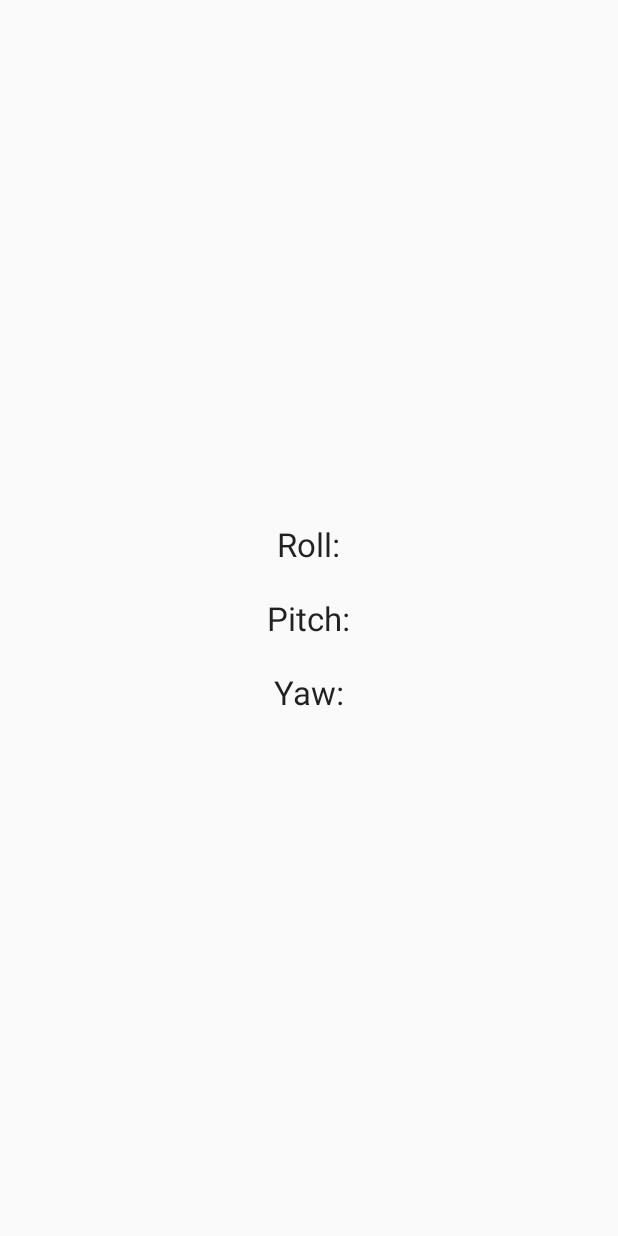
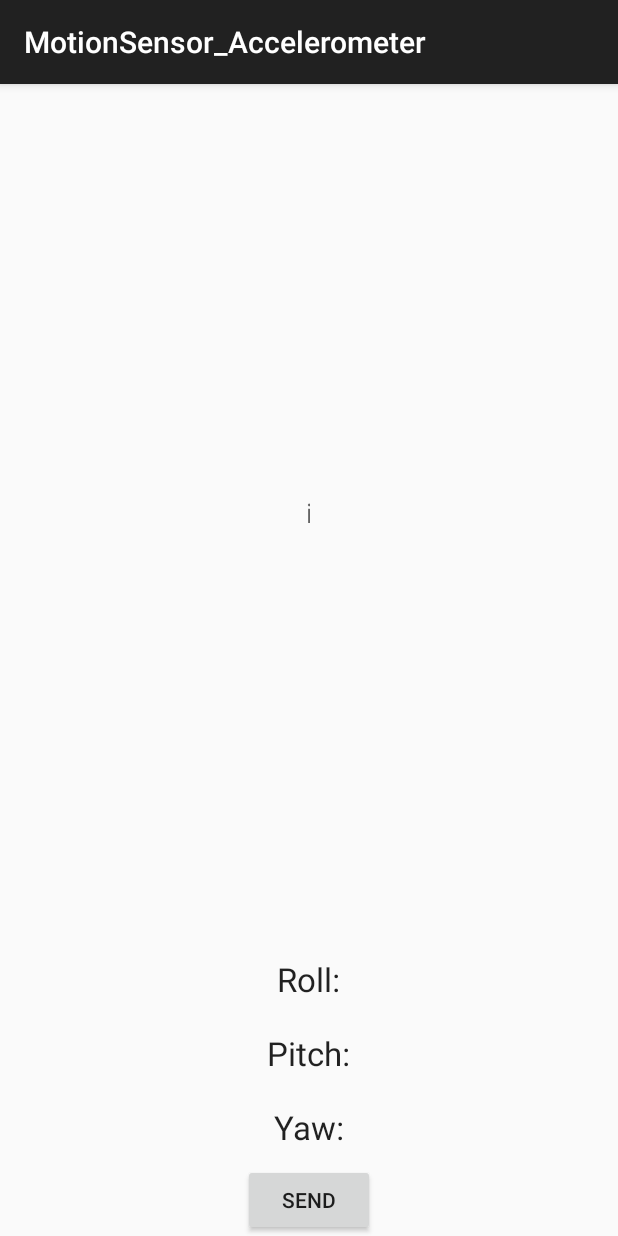
Before and after one commit to ZhecanJamesWang/EyeHelper_MobPro, an Android app: the screen it shows after launch (MainActivity), on a phone screen of 412 x 824 dp. Before the commit the screen is almost empty. Run offline under Robolectric (Android 15) with nearby library versions, the phone set to English and light mode, and no system bars.

Commit message:
Finished integration

```diff
--- a/MotionSensor_Accelerometer/app/src/main/java/com/example/root/motionsensor_accelerometer/MainActivity.java
+++ b/MotionSensor_Accelerometer/app/src/main/java/com/example/root/motionsensor_accelerometer/MainActivity.java
@@ -6,17 +6,30 @@ import android.hardware.SensorEvent;
 import android.hardware.SensorEventListener;
 import android.hardware.SensorManager;
 import android.support.v7.app.AppCompatActivity;
+
 import android.os.Bundle;
+
+import android.support.v7.widget.Toolbar;
+import android.util.Log;
+import android.view.View;
 import android.view.Menu;
 import android.view.MenuItem;
-import android.app.Activity;
-import android.os.Bundle;
+import android.widget.Button;
+import android.widget.EditText;
 import android.widget.TextView;
 
+import java.io.DataInputStream;
+import java.io.DataOutputStream;
+import java.io.IOException;
+import java.io.OutputStream;
+import java.net.Socket;
 
-public class MainActivity extends Activity implements SensorEventListener {
+public class MainActivity extends AppCompatActivity implements SensorEventListener {
 
-
+    private Socket socket;
+    private String messageText;
+    private EditText ipText;
+    private static final int PORT = 2424;
 
     private SensorManager senSensorManager;
     private Sensor senAccelerometer;
@@ -29,11 +42,27 @@ public class MainActivity extends Activity implements SensorEventListener {
     public void onCreate(Bundle savedInstanceState) {
         super.onCreate(savedInstanceState);
         setContentView(R.layout.activity_main);
+        ipText = (EditText) findViewById(R.id.ip_text);
+        Button sendButton = (Button) findViewById(R.id.send_btn);
+        sendButton.setOnClickListener(new View.OnClickListener() {
+            @Override
+            public void onClick(View v) {
+                sendMessage();
+            }
+        });
         senSensorManager = (SensorManager) getSystemService(Context.SENSOR_SERVICE);
         senAccelerometer = senSensorManager.getDefaultSensor(Sensor.TYPE_ACCELEROMETER);
         senSensorManager.registerListener(this, senAccelerometer, SensorManager.SENSOR_DELAY_NORMAL);
     }
 
+    public void sendMessage() {
+
+        messageText = "Yaw" + Float.valueOf(last_x).toString();
+        String ipAddress = ipText.getText().toString();
+        String listForAsync[];
+        listForAsync = new String[] {ipAddress, messageText};
+        new SocketAsync().execute(listForAsync);
+    }
 
     @Override
     public void onSensorChanged(SensorEvent sensorEvent) {
--- a/MotionSensor_Accelerometer/app/src/main/res/layout/activity_main.xml
+++ b/MotionSensor_Accelerometer/app/src/main/res/layout/activity_main.xml
@@ -4,6 +4,13 @@
     android:gravity="center"
     android:orientation="vertical" >
 
+    <EditText
+        android:layout_width="2dp"
+        android:layout_height="wrap_content"
+        android:layout_weight="1"
+        android:hint="ip address goes here"
+        android:id="@+id/ip_text"
+        android:inputType="phone" />
 
     <TextView
         android:layout_width="wrap_content"
@@ -28,4 +35,11 @@
         android:id="@+id/Yaw"
         android:text="Yaw:"
         android:layout_margin="10dp"/>
+
+    <Button
+        android:layout_width="wrap_content"
+        android:layout_height="wrap_content"
+        android:text="Send"
+        android:id="@+id/send_btn"
+        android:layout_gravity="center_horizontal" />
 </LinearLayout>
```
Also changed, not shown: MotionSensor_Accelerometer/app/src/main/java/com/example/root/motionsensor_accelerometer/SocketAsync.java (added, +33 -0 lines), 1 other file.
